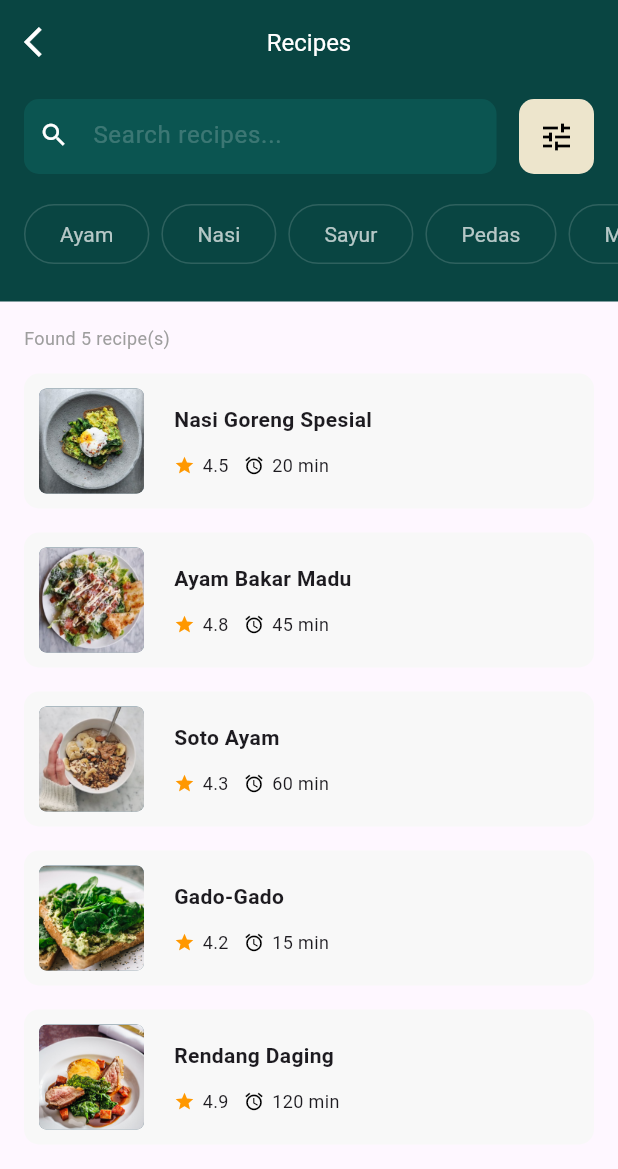
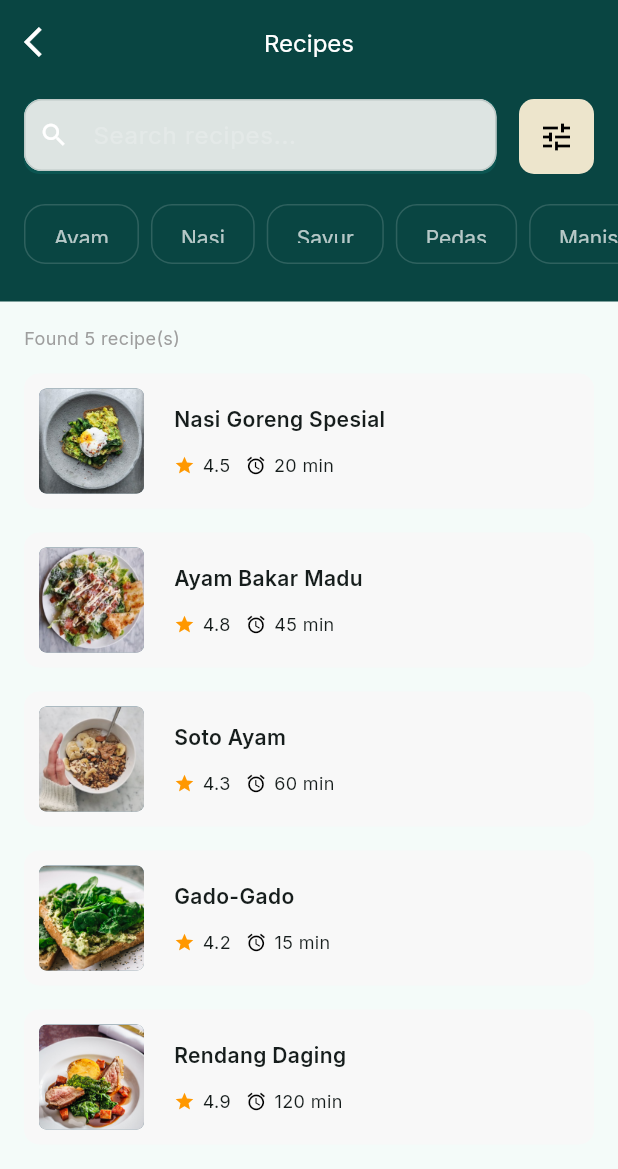
Before and after one commit to fthliqml/cook-ease-app, a Flutter app: the screen it shows after launch, on a phone screen of 412 x 824 dp. Shown: the top 1169 px of the screen. Run offline on Flutter 3.47's test engine with Material 3 defaults, Android fonts, the phone set to English and light mode, and no system bars; our stand-ins replace go_router, google_fonts.

Commit message:
refactor: update theme management and remove unused color class; integrate sqlite3_flutter_libs plugin

```diff
--- /dev/null
+++ b/lib/config/theme/app_themes.dart
@@ -0,0 +1,119 @@
+import 'package:flutter/material.dart';
+import 'package:google_fonts/google_fonts.dart';
+import 'app_colors.dart';
+
+class AppThemes {
+  AppThemes._();
+
+  static ThemeData get light => _buildTheme(Brightness.light);
+  static ThemeData get dark => _buildTheme(Brightness.dark);
+
+  static ThemeData _buildTheme(Brightness brightness) {
+    final scheme = ColorScheme.fromSeed(
+      seedColor: AppColors.primary,
+      brightness: brightness,
+    );
+
+    final textTheme = GoogleFonts.interTextTheme();
+
+    final isDark = brightness == Brightness.dark;
+
+    return ThemeData(
+      useMaterial3: true,
+      colorScheme: scheme,
+      brightness: brightness,
+      scaffoldBackgroundColor: scheme.surface,
+      splashFactory: InkSparkle.splashFactory,
+      textTheme: textTheme.apply(
+        bodyColor: scheme.onSurface,
+        displayColor: scheme.onSurface,
+      ),
+      appBarTheme: AppBarTheme(
+        backgroundColor: scheme.primary,
+        foregroundColor: scheme.onPrimary,
+        elevation: 0,
+        centerTitle: true,
+        titleTextStyle: textTheme.titleMedium?.copyWith(
+          color: scheme.onPrimary,
+          fontWeight: FontWeight.w600,
+        ),
+      ),
+      inputDecorationTheme: InputDecorationTheme(
+        border: OutlineInputBorder(
+          borderRadius: BorderRadius.circular(12),
+          borderSide: BorderSide(color: scheme.outlineVariant),
+        ),
+        enabledBorder: OutlineInputBorder(
+          borderRadius: BorderRadius.circular(12),
+          borderSide: BorderSide(color: scheme.outlineVariant),
+        ),
+        focusedBorder: OutlineInputBorder(
+          borderRadius: BorderRadius.circular(12),
+          borderSide: BorderSide(color: scheme.primary, width: 2),
+        ),
+        filled: true,
+        fillColor: isDark
+            ? scheme.surfaceVariant
+            : scheme.surfaceContainerHighest,
+        hintStyle: textTheme.bodyMedium?.copyWith(
+          color: scheme.onSurfaceVariant,
+        ),
+      ),
+      elevatedButtonTheme: ElevatedButtonThemeData(
+        style: ElevatedButton.styleFrom(
+          elevation: 0,
+          shape: RoundedRectangleBorder(
+            borderRadius: BorderRadius.circular(14),
+          ),
+          padding: const EdgeInsets.symmetric(horizontal: 20, vertical: 14),
+          textStyle: textTheme.labelLarge?.copyWith(
+            fontWeight: FontWeight.w600,
+          ),
+        ),
+      ),
+      outlinedButtonTheme: OutlinedButtonThemeData(
+        style: OutlinedButton.styleFrom(
+          shape: RoundedRectangleBorder(
+            borderRadius: BorderRadius.circular(14),
+          ),
+          side: BorderSide(color: scheme.outlineVariant),
+          padding: const EdgeInsets.symmetric(horizontal: 20, vertical: 14),
+          textStyle: textTheme.labelLarge?.copyWith(
+            fontWeight: FontWeight.w500,
+          ),
+        ),
+      ),
+      chipTheme: ChipThemeData(
+        shape: RoundedRectangleBorder(borderRadius: BorderRadius.circular(10)),
+        backgroundColor: scheme.surfaceContainerLow,
+        selectedColor: scheme.primaryContainer,
+        labelStyle: textTheme.labelMedium?.copyWith(color: scheme.onSurface),
+        secondaryLabelStyle: textTheme.labelMedium?.copyWith(
+          color: scheme.onPrimaryContainer,
+        ),
+        padding: const EdgeInsets.symmetric(horizontal: 10, vertical: 6),
+      ),
+      cardTheme: CardThemeData(
+        elevation: 1,
+        clipBehavior: Clip.antiAlias,
+        color: scheme.surfaceContainerLow,
+        surfaceTintColor: scheme.surfaceTint,
+        shape: RoundedRectangleBorder(borderRadius: BorderRadius.circular(16)),
+      ),
+      bottomSheetTheme: BottomSheetThemeData(
+        shape: const RoundedRectangleBorder(
+          borderRadius: BorderRadius.vertical(top: Radius.circular(28)),
+        ),
+        backgroundColor: scheme.surface,
+        showDragHandle: true,
+      ),
+      iconTheme: IconThemeData(color: scheme.onSurfaceVariant),
+      navigationBarTheme: NavigationBarThemeData(
+        indicatorColor: scheme.secondaryContainer,
+        labelTextStyle: WidgetStateProperty.all(
+          textTheme.labelMedium?.copyWith(fontWeight: FontWeight.w600),
+        ),
+      ),
+    );
+  }
+}
--- a/lib/main.dart
+++ b/lib/main.dart
@@ -1,9 +1,6 @@
 import 'package:flutter/material.dart';
 import 'package:cook_ease_app/config/routes/app_routes.dart';
-
-class AppTheme {
-  static ThemeData get light => ThemeData(primarySwatch: Colors.blue);
-}
+import 'package:cook_ease_app/config/theme/app_themes.dart';
 
 void main() {
   runApp(const MyApp());
@@ -17,7 +14,9 @@
     return MaterialApp.router(
       title: 'CookEase',
       debugShowCheckedModeBanner: false,
-      theme: AppTheme.light,
+      theme: AppThemes.light,
+      darkTheme: AppThemes.dark,
+      themeMode: ThemeMode.system,
       routerConfig: router,
     );
   }
--- a/lib/views/utils/app_color.dart
+++ /dev/null
@@ -1,33 +0,0 @@
-import 'package:flutter/material.dart';
-
-class AppColor {
-  static Color primary = const Color(0xFF094542);
-  static Color primarySoft = const Color(0xFF0B5551);
-  static Color primaryExtraSoft = const Color(0xFFEEF4F4);
-  static Color secondary = Color(0xFFEDE5CC);
-  static Color whiteSoft = const Color(0xFFF8F8F8);
-
-  static LinearGradient bottomShadow = LinearGradient(
-    colors: [
-      const Color(0xFF107873).withValues(alpha: 0.2),
-      const Color(0xFF107873).withValues(alpha: 0.0),
-    ],
-    begin: Alignment.bottomCenter,
-    end: Alignment.topCenter,
-  );
-
-  static LinearGradient linearBlackBottom = LinearGradient(
-    colors: [
-      Colors.black.withValues(alpha: 0.45),
-      Colors.black.withValues(alpha: 0.0),
-    ],
-    begin: Alignment.bottomCenter,
-    end: Alignment.topCenter,
-  );
-
-  static LinearGradient linearBlackTop = LinearGradient(
-    colors: [Colors.black.withValues(alpha: 0.5), Colors.transparent],
-    begin: Alignment.topCenter,
-    end: Alignment.bottomCenter,
-  );
-}
--- a/pubspec.yaml
+++ b/pubspec.yaml
@@ -33,6 +33,9 @@
   google_fonts: ^6.2.1
   flutter_svg: ^2.2.1
   go_router: ^16.2.4
+  drift: ^2.28.2
+  drift_flutter: ^0.2.7
+  path_provider: ^2.1.5
 
   # The following adds the Cupertino Icons font to your application.
   # Use with the CupertinoIcons class for iOS style icons.
@@ -41,6 +44,8 @@
 dev_dependencies:
   flutter_test:
     sdk: flutter
+  drift_dev: ^2.28.3
+  build_runner: ^2.7.1
 
   # The "flutter_lints" package below contains a set of recommended lints to
   # encourage good coding practices. The lint set provided by the package is
```
Also changed, not shown: pubspec.lock, 5 other files.
